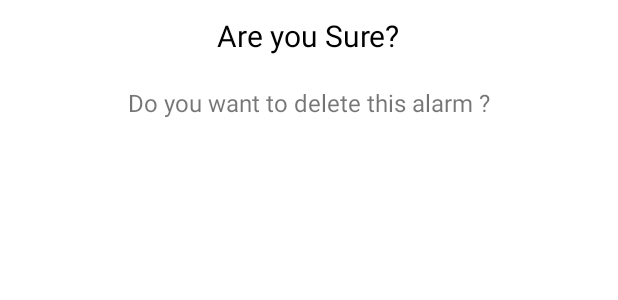
After one commit to ElevativeApps/Jaago, an Android app: the layout dialog_alarm_delete.xml on its own in the app's theme, with its tools: preview values and no code run, on a phone screen of 412 x 824 dp. The commit adds this screen. Shown: the top 300 px of the screen. Run offline under Robolectric (Android 15) with nearby library versions, the phone set to English and light mode, and no system bars.

Commit message:
alarm item delete fix

```diff
--- a/app/src/main/java/com/example/jaago/screens/alarm/AlarmAdapter.kt
+++ b/app/src/main/java/com/example/jaago/screens/alarm/AlarmAdapter.kt
@@ -7,12 +7,12 @@ import com.example.jaago.R
 import com.example.jaago.model.AlarmItem
 import com.example.jaago.screens.alarm.viewholder.AlarmViewHolder
 
-class AlarmAdapter(private val alarms: MutableList<AlarmItem>) : RecyclerView.Adapter<AlarmViewHolder>() {
+class AlarmAdapter(private val alarms: MutableList<AlarmItem>, private val onDeleteClickListener: (position: Int) -> Unit) : RecyclerView.Adapter<AlarmViewHolder>() {
 
     override fun onCreateViewHolder(parent: ViewGroup, viewType: Int): AlarmViewHolder {
         val view = LayoutInflater.from(parent.context)
             .inflate(R.layout.item_alarm, parent, false)
-        return AlarmViewHolder(view)
+        return AlarmViewHolder(view , onDeleteClickListener)
     }
 
     override fun onBindViewHolder(holder: AlarmViewHolder, position: Int) {
--- a/app/src/main/java/com/example/jaago/screens/base/BaseActivity.kt
+++ b/app/src/main/java/com/example/jaago/screens/base/BaseActivity.kt
@@ -1,19 +1,16 @@
 package com.example.jaago.screens.base
 
 import android.content.Intent
-import androidx.appcompat.app.AppCompatActivity
 import android.os.Bundle
-import android.view.ContextMenu
 import android.view.Menu
 import android.view.MenuItem
 import android.widget.Toast
-import androidx.core.content.ContextCompat.startActivity
+import androidx.appcompat.app.AppCompatActivity
 import com.example.jaago.R
 import com.example.jaago.screens.alarm.AlarmActivity
 import com.example.jaago.screens.stopwatch.StopwatchActivity
 import com.example.jaago.screens.timer.TimerActivity
 import com.google.android.material.bottomnavigation.BottomNavigationView
-import org.w3c.dom.Text
 
 open class BaseActivity : AppCompatActivity() {
     private var menuInflated = false
--- /dev/null
+++ b/app/src/main/res/layout/dialog_alarm_delete.xml
@@ -0,0 +1,25 @@
+<?xml version="1.0" encoding="utf-8"?>
+<LinearLayout
+    xmlns:android="http://schemas.android.com/apk/res/android"
+    android:layout_width="match_parent"
+    android:layout_height="match_parent"
+    android:orientation="vertical">
+    <TextView
+        android:layout_width="wrap_content"
+        android:layout_height="wrap_content"
+        android:text="Are you Sure?"
+        android:textSize="20sp"
+        android:layout_margin="10dp"
+        android:layout_gravity="center_horizontal"
+        android:textColor="@color/black"/>
+
+    <TextView
+        android:id="@+id/tv_addedSpares"
+        android:layout_width="wrap_content"
+        android:layout_height="wrap_content"
+        android:layout_margin="10dp"
+        android:text="Do you want to delete this alarm ?"
+        android:layout_gravity="center_horizontal"
+        android:textSize="16sp"/>
+
+</LinearLayout>
--- a/app/src/main/res/layout/item_alarm.xml
+++ b/app/src/main/res/layout/item_alarm.xml
@@ -45,7 +45,7 @@
             android:textSize="18sp"/>
 
         <ImageView
-            android:id="@+id/iv_more"
+            android:id="@+id/iv_delete"
             android:layout_width="wrap_content"
             android:layout_height="wrap_content"
             android:src="@drawable/ic_delete"
--- a/app/src/main/res/values/styles.xml
+++ b/app/src/main/res/values/styles.xml
@@ -23,4 +23,10 @@
         <item name="android:textSize">40sp</item>
         <item name="android:textStyle">bold</item>
     </style>
+
+    <style name="AlertDialogCustomStyle" parent="Theme.AppCompat.Light.Dialog.Alert">
+        <item name="colorAccent">@color/black</item>
+        <item name="android:textColorPrimary">@color/black</item> <!-- Change this to the color you want for the Confirm button -->
+        <item name="android:textColorSecondary">@color/black</item> <!-- Change this to the color you want for the Cancel button -->
+    </style>
 </resources>
```
Also changed, not shown: app/src/main/java/com/example/jaago/screens/alarm/AlarmActivity.kt (+22 -2 lines), app/src/main/java/com/example/jaago/screens/alarm/viewholder/AlarmViewHolder.kt (+29 -1 lines).
